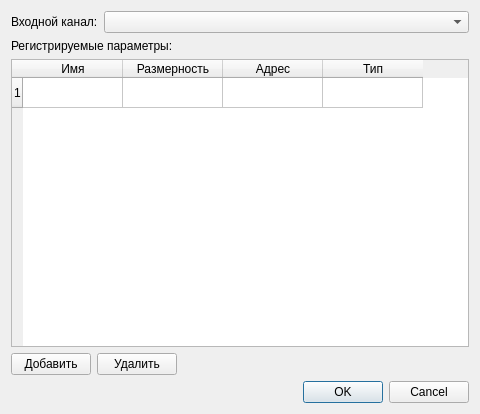
usazankov/AnalyzerBoardInformation, file formconfparamsdevice.ui: the form before one commit.
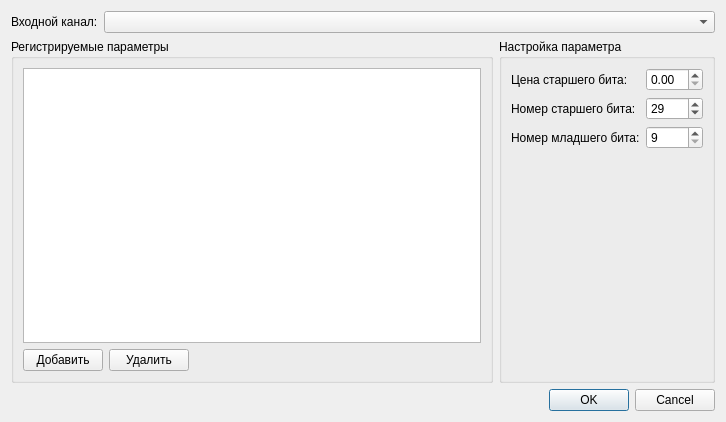
The form after the commit.

```diff
--- a/formconfparamsdevice.ui
+++ b/formconfparamsdevice.ui
@@ -6,8 +6,8 @@
    <rect>
     <x>0</x>
     <y>0</y>
-    <width>480</width>
-    <height>414</height>
+    <width>726</width>
+    <height>422</height>
    </rect>
   </property>
   <property name="windowTitle">
@@ -29,43 +29,55 @@
     </layout>
    </item>
    <item>
+    <layout class="QHBoxLayout" name="horizontalLayout">
+     <item>
+      <widget class="QGroupBox" name="groupBox">
+       <property name="title">
+        <string>Регистрируемые параметры</string>
+       </property>
+       <property name="flat">
+        <bool>false</bool>
+       </property>
+       <layout class="QVBoxLayout" name="verticalLayout_5">
+        <property name="sizeConstraint">
+         <enum>QLayout::SetDefaultConstraint</enum>
+        </property>
+        <item>
+         <widget class="QTableView" name="tableView">
+          <property name="dragEnabled">
+           <bool>false</bool>
+          </property>
+          <property name="dragDropOverwriteMode">
+           <bool>false</bool>
+          </property>
+          <property name="dragDropMode">
+           <enum>QAbstractItemView::NoDragDrop</enum>
+          </property>
+          <property name="defaultDropAction">
+           <enum>Qt::IgnoreAction</enum>
+          </property>
+          <property name="selectionMode">
+           <enum>QAbstractItemView::SingleSelection</enum>
+          </property>
+          <property name="selectionBehavior">
+           <enum>QAbstractItemView::SelectRows</enum>
+          </property>
+          <property name="verticalScrollMode">
+           <enum>QAbstractItemView::ScrollPerPixel</enum>
+          </property>
+          <property name="horizontalScrollMode">
+           <enum>QAbstractItemView::ScrollPerPixel</enum>
+          </property>
+          <property name="gridStyle">
+           <enum>Qt::SolidLine</enum>
+          </property>
+          <property name="sortingEnabled">
+           <bool>false</bool>
+          </property>
+         </widget>
+        </item>
+        <item>
     <layout class="QVBoxLayout" name="verticalLayout_3">
-     <item>
-      <widget class="QLabel" name="label_2">
-       <property name="text">
-        <string>Регистрируемые параметры:</string>
-       </property>
-      </widget>
-     </item>
-     <item>
-      <widget class="QTableWidget" name="tableWidget">
-       <row>
-        <property name="text">
-         <string>1</string>
-        </property>
-       </row>
-       <column>
-        <property name="text">
-         <string>Имя</string>
-        </property>
-       </column>
-       <column>
-        <property name="text">
-         <string>Размерность</string>
-        </property>
-       </column>
-       <column>
-        <property name="text">
-         <string>Адрес</string>
-        </property>
-       </column>
-       <column>
-        <property name="text">
-         <string>Тип</string>
-        </property>
-       </column>
-      </widget>
-     </item>
      <item>
       <layout class="QFormLayout" name="formLayout_5">
        <item row="0" column="0">
@@ -95,6 +107,89 @@
         </widget>
        </item>
       </layout>
+          </item>
+         </layout>
+        </item>
+       </layout>
+      </widget>
+     </item>
+     <item>
+      <widget class="QGroupBox" name="groupBox_2">
+       <property name="enabled">
+        <bool>true</bool>
+       </property>
+       <property name="accessibleName">
+        <string/>
+       </property>
+       <property name="accessibleDescription">
+        <string/>
+       </property>
+       <property name="autoFillBackground">
+        <bool>false</bool>
+       </property>
+       <property name="title">
+        <string>Настройка параметра</string>
+       </property>
+       <layout class="QVBoxLayout" name="verticalLayout_4">
+        <item>
+         <layout class="QFormLayout" name="formLayout_2">
+          <property name="sizeConstraint">
+           <enum>QLayout::SetFixedSize</enum>
+          </property>
+          <property name="labelAlignment">
+           <set>Qt::AlignLeading|Qt::AlignLeft|Qt::AlignTop</set>
+          </property>
+          <item row="1" column="0">
+           <widget class="QLabel" name="label_3">
+            <property name="text">
+             <string>Цена старшего бита:</string>
+            </property>
+           </widget>
+          </item>
+          <item row="1" column="1">
+           <widget class="QDoubleSpinBox" name="doubleSpinBox"/>
+          </item>
+          <item row="2" column="0">
+           <widget class="QLabel" name="label_5">
+            <property name="text">
+             <string>Номер старшего бита:</string>
+            </property>
+           </widget>
+          </item>
+          <item row="2" column="1">
+           <widget class="QSpinBox" name="spinBox">
+            <property name="minimum">
+             <number>9</number>
+            </property>
+            <property name="maximum">
+             <number>30</number>
+            </property>
+            <property name="value">
+             <number>29</number>
+            </property>
+           </widget>
+          </item>
+          <item row="3" column="0">
+           <widget class="QLabel" name="label_6">
+            <property name="text">
+             <string>Номер младшего бита:</string>
+            </property>
+           </widget>
+          </item>
+          <item row="3" column="1">
+           <widget class="QSpinBox" name="spinBox_2">
+            <property name="minimum">
+             <number>9</number>
+            </property>
+            <property name="maximum">
+             <number>29</number>
+            </property>
+           </widget>
+          </item>
+         </layout>
+        </item>
+       </layout>
+      </widget>
      </item>
     </layout>
    </item>
```
Lines whose indentation alone changed are shown as unchanged.
